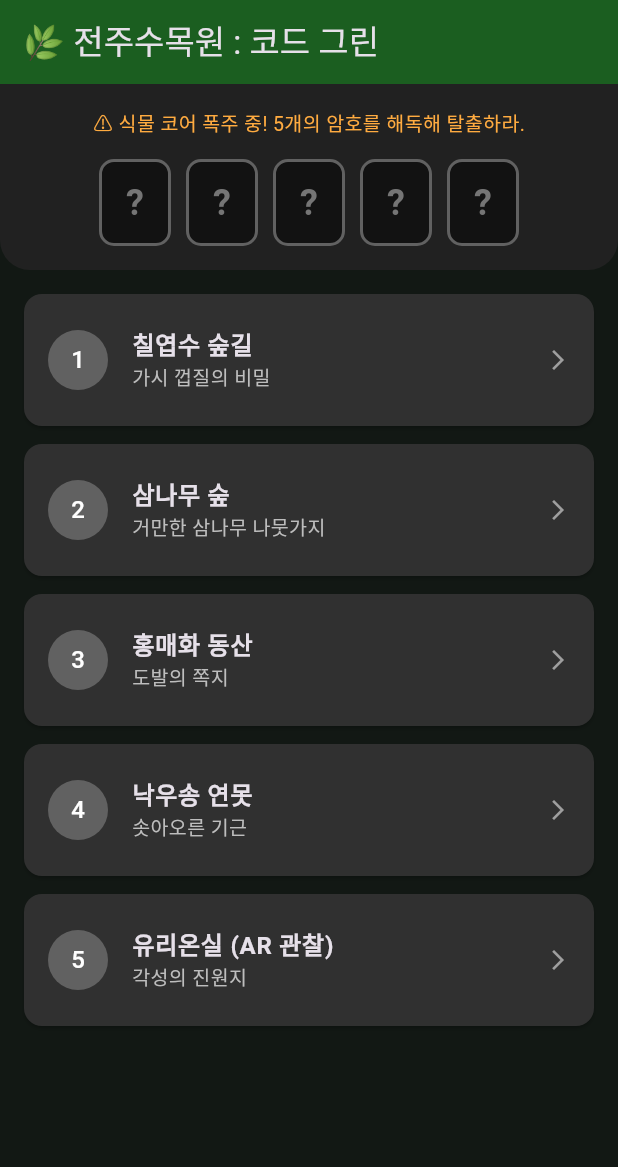
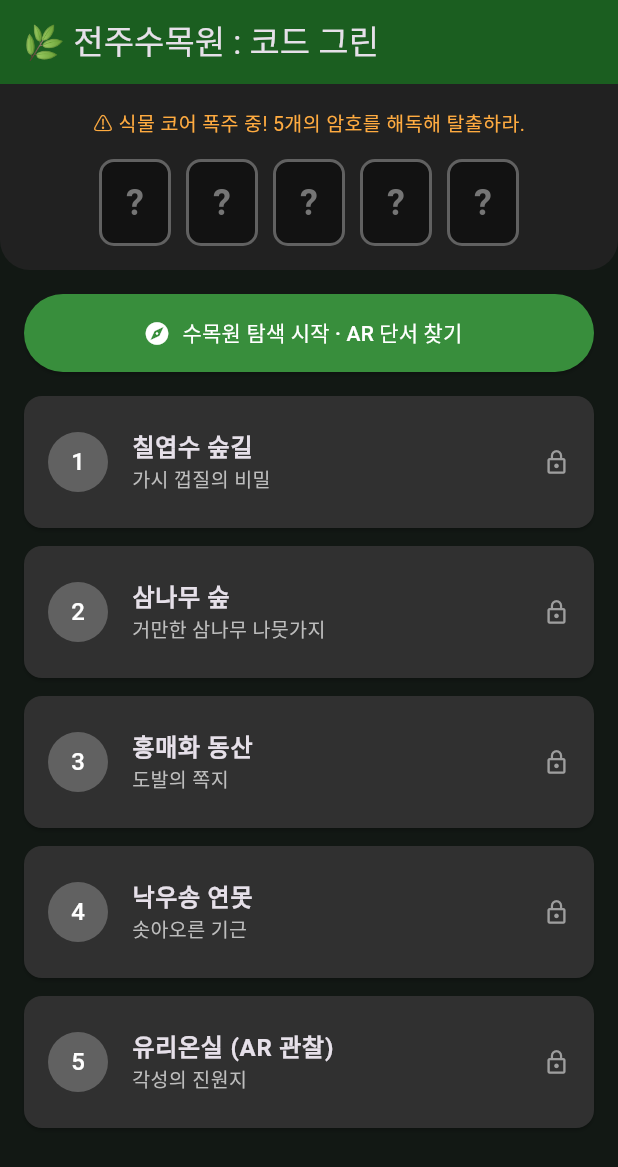
Before and after one commit to Blshu/jeonjuescape, a Flutter app: the screen it shows after launch, on a phone screen of 412 x 824 dp. Shown: the top 1167 px of the screen. Run offline on Flutter 3.47's test engine with Material 3 defaults, Android fonts, the phone set to English and light mode, and no system bars; our stand-ins replace geolocator; missing offline and left inert: model_viewer_plus.

Commit message:
문제 흐름 변경

```diff
--- a/lib/main.dart
+++ b/lib/main.dart
@@ -1,6 +1,7 @@
 import 'package:flutter/material.dart';
 import 'quiz_data.dart';
 import 'quiz_screen.dart';
+import 'exploration_screen.dart';
 
 void main() {
   runApp(MaterialApp(
@@ -23,6 +24,11 @@ class _ArboretumMainScreenState extends State<ArboretumMainScreen> {
   final List<String> targetPin = ["7", "1", "1", "3", "5"];
   // 플레이어가 해금한 숫자 저장 리스트
   List<String?> unlockedDigits = [null, null, null, null, null];
+  final Set<int> discoveredStageIds = <int>{};
+
+  void _onClueDiscovered(StageInfo stage) {
+    setState(() => discoveredStageIds.add(stage.id));
+  }
 
   void _onStageCleared(int stageIndex, String digit) {
     setState(() {
@@ -33,6 +39,19 @@ class _ArboretumMainScreenState extends State<ArboretumMainScreen> {
     if (!unlockedDigits.contains(null)) {
       Future.delayed(Duration(milliseconds: 300), () => _showEndingDialog());
     }
+  }
+
+  void _openExploration() {
+    Navigator.push(
+      context,
+      MaterialPageRoute(
+        builder: (_) => ExplorationScreen(
+          discoveredStageIds: discoveredStageIds,
+          onClueDiscovered: _onClueDiscovered,
+          onStageSolved: (stage) => _onStageCleared(stage.id - 1, stage.digit),
+        ),
+      ),
+    ).then((_) => setState(() {}));
   }
 
   void _showEndingDialog() {
@@ -147,6 +166,23 @@ class _ArboretumMainScreenState extends State<ArboretumMainScreen> {
             ),
           ),
 
+          Padding(
+            padding: EdgeInsets.fromLTRB(16, 16, 16, 0),
+            child: SizedBox(
+              width: double.infinity,
+              height: 52,
+              child: ElevatedButton.icon(
+                onPressed: _openExploration,
+                icon: Icon(Icons.explore),
+                label: Text("수목원 탐색 시작 · AR 단서 찾기"),
+                style: ElevatedButton.styleFrom(
+                  backgroundColor: Colors.green[700],
+                  foregroundColor: Colors.white,
+                ),
+              ),
+            ),
+          ),
+
           // 수목원 탐색 구역 리스트
           Expanded(
             child: ListView.builder(
@@ -155,6 +191,7 @@ class _ArboretumMainScreenState extends State<ArboretumMainScreen> {
               itemBuilder: (context, index) {
                 final stage = stages[index];
                 final isCleared = unlockedDigits[index] != null;
+                final isDiscovered = discoveredStageIds.contains(stage.id);
 
                 return Card(
                   margin: EdgeInsets.only(bottom: 12),
@@ -168,7 +205,11 @@ class _ArboretumMainScreenState extends State<ArboretumMainScreen> {
                   child: ListTile(
                     contentPadding: EdgeInsets.symmetric(horizontal: 16, vertical: 8),
                     leading: CircleAvatar(
-                      backgroundColor: isCleared ? Colors.green : Colors.grey[700],
+                        backgroundColor: isCleared
+                          ? Colors.green
+                          : isDiscovered
+                            ? Colors.orange[800]
+                            : Colors.grey[700],
                       child: isCleared
                           ? Icon(Icons.check, color: Colors.white)
                           : Text("${stage.id}", style: TextStyle(color: Colors.white)),
@@ -181,13 +222,22 @@ class _ArboretumMainScreenState extends State<ArboretumMainScreen> {
                       stage.title,
                       style: TextStyle(color: Colors.grey[400], fontSize: 13),
                     ),
-                    trailing: Icon(Icons.arrow_forward_ios, size: 16, color: Colors.grey),
+                    trailing: Icon(
+                      isDiscovered ? Icons.lock_open : Icons.lock_outline,
+                      size: 18,
+                      color: isDiscovered ? Colors.greenAccent : Colors.grey,
+                    ),
                     onTap: () {
+                      if (!isDiscovered) {
+                        _openExploration();
+                        return;
+                      }
                       Navigator.push(
                         context,
                         MaterialPageRoute(
                           builder: (_) => QuizScreen(
                             stage: stage,
+                            arActivated: true,
                             onSolved: (digit) => _onStageCleared(index, digit),
                           ),
                         ),
--- a/lib/quiz_data.dart
+++ b/lib/quiz_data.dart
@@ -7,6 +7,10 @@ class StageInfo {
   final List<String> options;
   final int answerIndex; // 0부터 시작
   final String digit;    // 비밀번호 숫자
+  final double latitude;
+  final double longitude;
+  final double discoveryRadius;
+  final String? nextLocationClue;
 
   StageInfo({
     required this.id,
@@ -17,6 +21,10 @@ class StageInfo {
     required this.options,
     required this.answerIndex,
     required this.digit,
+    required this.latitude,
+    required this.longitude,
+    this.discoveryRadius = 80,
+    this.nextLocationClue,
   });
 }
 
@@ -31,6 +39,9 @@ final List<StageInfo> stages = [
     options: ["3장", "5장", "7장", "9장"],
     answerIndex: 2,
     digit: "7",
+    latitude: 35.85150,
+    longitude: 127.08850,
+    nextLocationClue: "다음 쪽지는 곧게 뻗은 나무들이 빽빽한 숲길에 있습니다. 포도송이를 닮은 봄꽃을 찾아보세요.",
   ),
 
   // 2번 스테이지: 거만한 삼나무 (상혁이 오리지널 스토리!)
@@ -43,6 +54,9 @@ final List<StageInfo> stages = [
     options: ["1. 무스카리", "2. 수선화", "3. 홍매화"],
     answerIndex: 0,
     digit: "1",
+    latitude: 35.85185,
+    longitude: 127.08880,
+    nextLocationClue: "붉은 꽃잎이 봄바람에 흔들리는 동산으로 가세요. 가지 사이에 다음 쪽지가 숨어 있습니다.",
   ),
 
   // 3번 스테이지: 홍매화
@@ -55,6 +69,9 @@ final List<StageInfo> stages = [
     options: ["1. 복숭아나무", "2. 소나무", "3. 대나무"],
     answerIndex: 0,
     digit: "1",
+    latitude: 35.85115,
+    longitude: 127.08895,
+    nextLocationClue: "연못가에서 물을 향해 솟아오른 이상한 나무뿌리를 찾으세요. 작은 스님이 길을 알려줄 것입니다.",
   ),
 
   // 4번 스테이지: 낙우송 연못
@@ -67,6 +84,9 @@ final List<StageInfo> stages = [
     options: ["1. 개구쟁이", "2. 꼬마 요정", "3. 꼬마 스님"],
     answerIndex: 2,
     digit: "3",
+    latitude: 35.85180,
+    longitude: 127.08815,
+    nextLocationClue: "마지막 단서는 따뜻하고 투명한 집 안에 있습니다. 붉게 빛나는 열대 식물을 찾아 유리온실로 가세요.",
   ),
 
   // 5번 스테이지: 유리온실 (AR 관찰)
@@ -79,5 +99,8 @@ final List<StageInfo> stages = [
     options: ["1", "3", "5", "9"],
     answerIndex: 2,
     digit: "5",
+    latitude: 35.85135,
+    longitude: 127.08925,
+    nextLocationClue: null,
   ),
 ];
--- a/pubspec.yaml
+++ b/pubspec.yaml
@@ -35,6 +35,7 @@ dependencies:
   # Use with the CupertinoIcons class for iOS style icons.
   cupertino_icons: ^1.0.8
   model_viewer_plus: ^1.10.0
+  geolocator: ^14.0.2
 
 dev_dependencies:
   flutter_test:
```
Also changed, not shown: analysis_options.yaml (+9 -0 lines), lib/ar_clue_screen.dart (added, +103 -0 lines), lib/exploration_screen.dart (added, +224 -0 lines), lib/quiz_screen.dart (+25 -6 lines), pubspec.lock, 8 other files.
